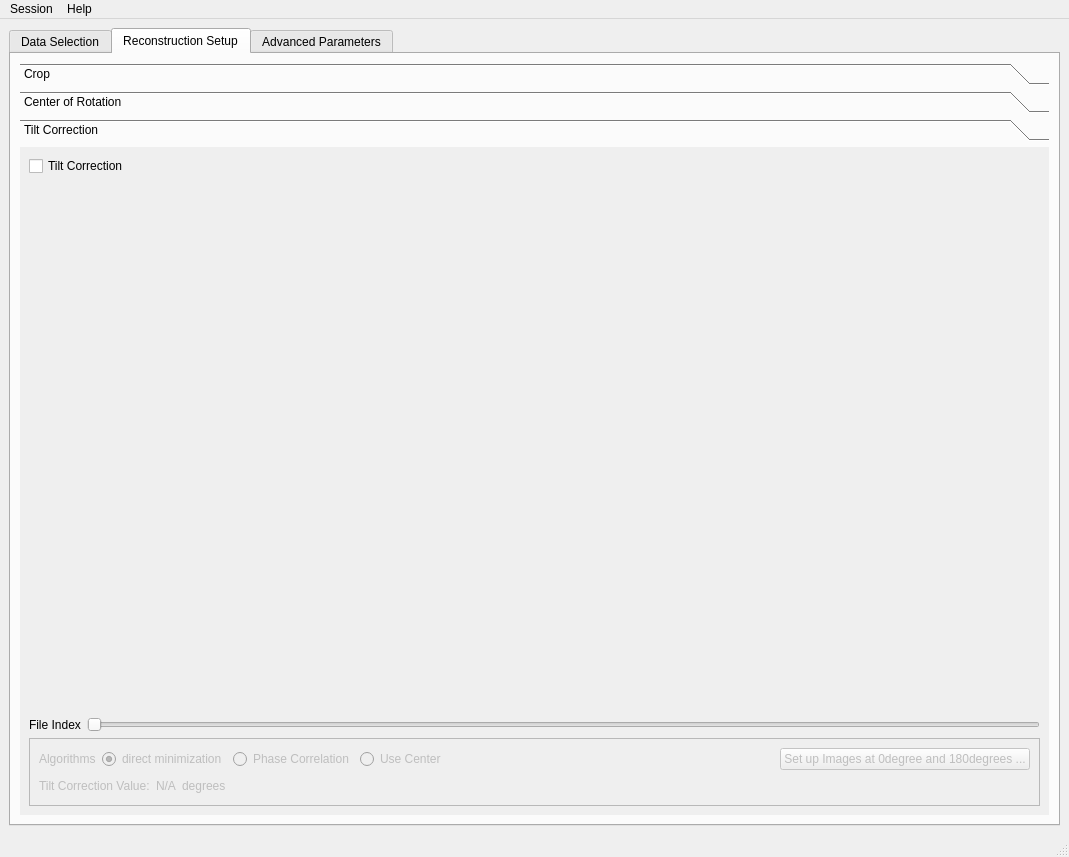
ornlneutronimaging/pyMBIR_UI, file src/ui/main_application.ui: the form before one commit.
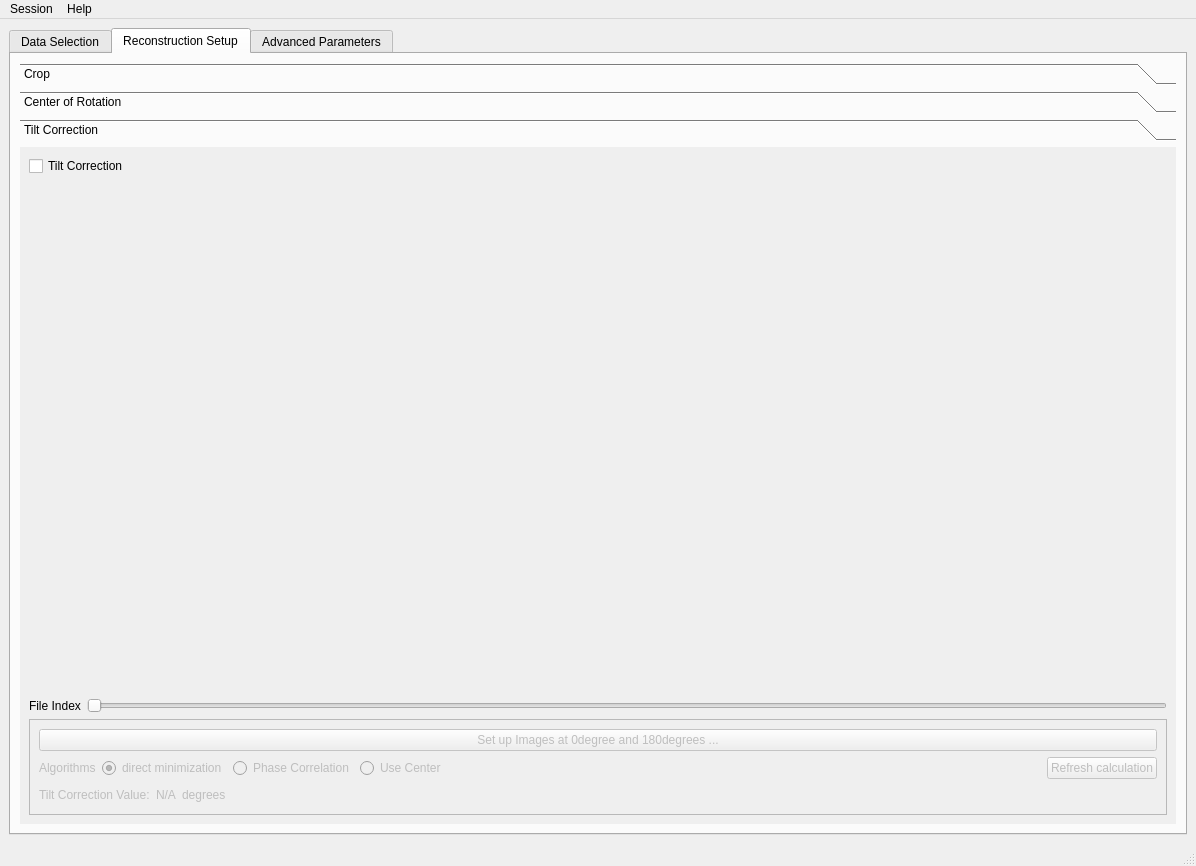
The form after the commit. Icons and pictures are not drawn.

Commit message: speed up calculation of tild only when needed. this refs #5

Diff of the .ui file:
```diff
--- a/src/ui/main_application.ui
+++ b/src/ui/main_application.ui
@@ -6,8 +6,8 @@
    <rect>
     <x>0</x>
     <y>0</y>
-    <width>1069</width>
-    <height>857</height>
+    <width>1196</width>
+    <height>866</height>
    </rect>
   </property>
   <property name="windowTitle">
@@ -544,8 +544,8 @@
             <rect>
              <x>0</x>
              <y>0</y>
-             <width>999</width>
-             <height>631</height>
+             <width>1126</width>
+             <height>640</height>
             </rect>
            </property>
            <attribute name="label">
@@ -599,6 +599,13 @@
                <enum>QFrame::Raised</enum>
               </property>
               <layout class="QVBoxLayout" name="verticalLayout_8">
+               <item>
+                <widget class="QPushButton" name="tilt_correction_setup_0_and_180degrees_images_pushButton">
+                 <property name="text">
+                  <string>Set up Images at 0degree and 180degrees ...</string>
+                 </property>
+                </widget>
+               </item>
                <item>
                 <layout class="QHBoxLayout" name="horizontalLayout_7">
                  <item>
@@ -649,9 +656,9 @@
                   </spacer>
                  </item>
                  <item>
-                  <widget class="QPushButton" name="tilt_correction_setup_0_and_180degrees_images_pushButton">
+                  <widget class="QPushButton" name="tilt_refresh_calculation_pushButton">
                    <property name="text">
-                    <string>Set up Images at 0degree and 180degrees ...</string>
+                    <string>Refresh calculation</string>
                    </property>
                   </widget>
                  </item>
@@ -719,7 +726,7 @@
     <rect>
      <x>0</x>
      <y>0</y>
-     <width>1069</width>
+     <width>1196</width>
      <height>24</height>
     </rect>
    </property>
```
Left out of the diff: 35 changed lines with no effect on the pictures. The commit also changes 7 other files.
